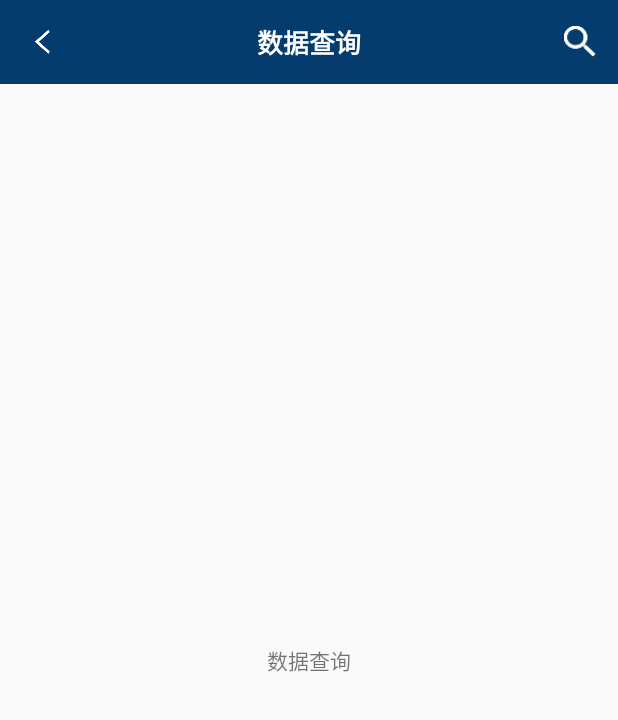
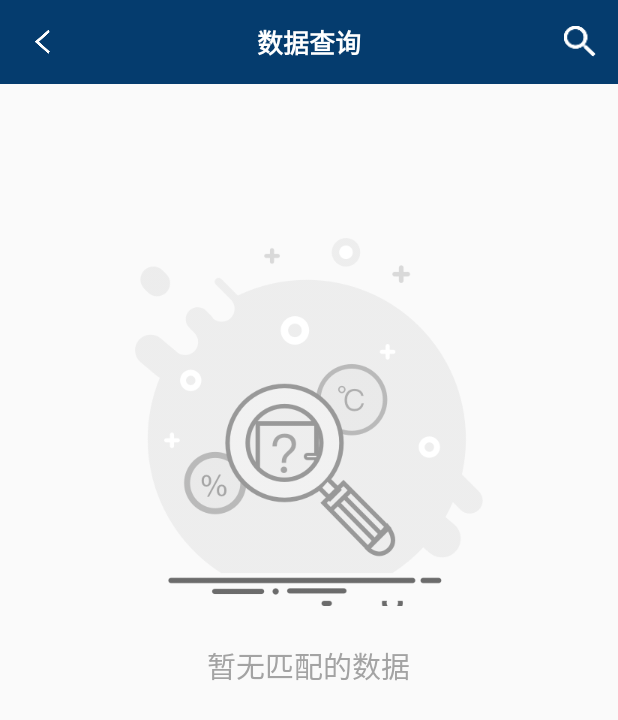
Before and after one commit to s-Heart/xunjian, an Android app: the DataQueryActivity screen opened directly, with no data from a screen before it, on a phone screen of 412 x 824 dp. Shown: the top 720 px of the screen. Run offline under Robolectric (Android 15) with nearby library versions, the phone set to English and light mode, and no system bars.

Commit message:
数据查询模块 细节调整

```diff
--- a/app/src/main/res/layout/activity_data_query.xml
+++ b/app/src/main/res/layout/activity_data_query.xml
@@ -1,14 +1,35 @@
 <?xml version="1.0" encoding="utf-8"?>
-<LinearLayout xmlns:android="http://schemas.android.com/apk/res/android"
+<RelativeLayout xmlns:android="http://schemas.android.com/apk/res/android"
     android:layout_width="match_parent"
     android:layout_height="match_parent"
     android:orientation="vertical">
 
     <include layout="@layout/toolbar" />
 
-    <TextView
+    <RelativeLayout
+        android:id="@+id/rl_empty"
         android:layout_width="match_parent"
         android:layout_height="match_parent"
-        android:gravity="center"
-        android:text="数据查询" />
-</LinearLayout>
+        android:layout_below="@+id/toolbar">
+
+        <ImageView
+            android:id="@+id/iv_no_result"
+            android:layout_width="wrap_content"
+            android:layout_height="wrap_content"
+            android:layout_centerHorizontal="true"
+            android:layout_marginTop="@dimen/y200"
+            android:background="@drawable/no_result" />
+
+        <TextView
+            android:layout_width="wrap_content"
+            android:layout_height="wrap_content"
+            android:layout_below="@+id/iv_no_result"
+            android:layout_centerInParent="true"
+            android:layout_marginTop="@dimen/y50"
+            android:text="暂无匹配的数据"
+            android:textColor="#a3a3a3"
+            android:textSize="@dimen/x36" />
+    </RelativeLayout>
+
+
+</RelativeLayout>
```
Also changed, not shown: app/src/main/java/com/lingshikeji/xjapp/data_query/view/SearchActivity.java (+91 -0 lines), app/src/main/res/layout/activity_search.xml (+11 -2 lines), app/src/main/res/drawable-xhdpi/no_result.png (added), app/src/main/res/drawable-xxhdpi/no_result.png (added).
